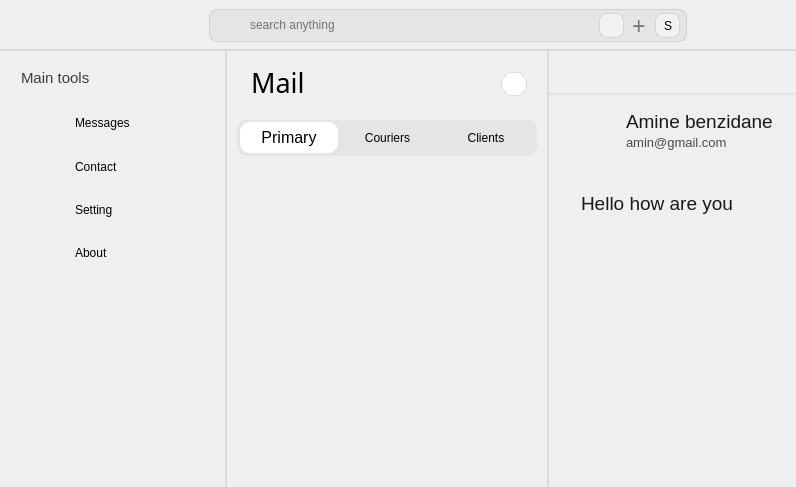
This is mainwindow.ui in benzidane027/EmailsApp as Qt 5 draws it before an edit. The edited form follows.
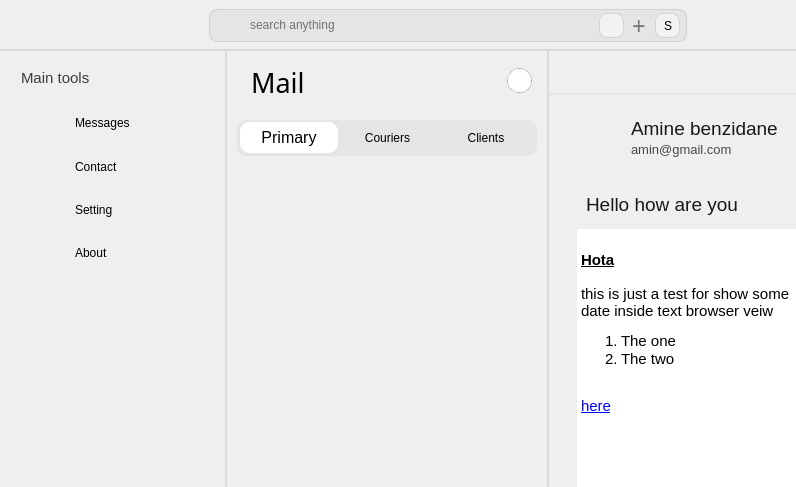
This is the edited form. Icons and pictures are not drawn.

Diff of the .ui file:
```diff
--- a/mainwindow.ui
+++ b/mainwindow.ui
@@ -1122,29 +1122,32 @@
                               </item>
                               <item>
                                <widget class="QWidget" name="widget_29" native="true">
-                                <widget class="QToolButton" name="toolButton">
+                                <widget class="QLabel" name="label_36">
                                  <property name="geometry">
                                   <rect>
-                                   <x>114</x>
-                                   <y>16</y>
-                                   <width>26</width>
-                                   <height>24</height>
+                                   <x>120</x>
+                                   <y>12</y>
+                                   <width>25</width>
+                                   <height>25</height>
                                   </rect>
                                  </property>
+                                 <property name="minimumSize">
+                                  <size>
+                                   <width>25</width>
+                                   <height>25</height>
+                                  </size>
+                                 </property>
+                                 <property name="maximumSize">
+                                  <size>
+                                   <width>25</width>
+                                   <height>25</height>
+                                  </size>
+                                 </property>
                                  <property name="styleSheet">
-                                  <string notr="true">#toolButton {
-  padding: 1px 1px;
-  border: 1px solid rgba(0,0,0,0.1);
-  border-radius: 12px;
-  text-align: center;
-  text-decoration: none;
-  background-color: white; /* Blue color */
-  color: #000; /* White text color */
-}
-
-#toolButton:hover {
-  background-color: #0056b3; /* Darker blue on hover */
-}
+                                  <string notr="true">background-color:white;
+border:0.5px solid rgba(0,0,0,0.2);
+border-radius: 12px;
+padding:2px;
 </string>
                                  </property>
                                  <property name="text">
@@ -1154,14 +1157,8 @@
                                   <iconset theme="format-justify-center">
                                    <normaloff>.</normaloff>.</iconset>
                                  </property>
-                                 <property name="iconSize">
-                                  <size>
-                                   <width>15</width>
-                                   <height>15</height>
-                                  </size>
-                                 </property>
-                                 <property name="checkable">
-                                  <bool>false</bool>
+                                 <property name="scaledContents">
+                                  <bool>true</bool>
                                  </property>
                                 </widget>
                                </widget>
@@ -1647,13 +1644,13 @@
                                 <widget class="QWidget" name="widget_51" native="true">
                                  <property name="minimumSize">
                                   <size>
-                                   <width>25</width>
+                                   <width>30</width>
                                    <height>0</height>
                                   </size>
                                  </property>
                                  <property name="maximumSize">
                                   <size>
-                                   <width>25</width>
+                                   <width>30</width>
                                    <height>16777215</height>
                                   </size>
                                  </property>
@@ -1669,7 +1666,7 @@
                                    <number>0</number>
                                   </property>
                                   <property name="topMargin">
-                                   <number>0</number>
+                                   <number>7</number>
                                   </property>
                                   <property name="rightMargin">
                                    <number>0</number>
@@ -1952,7 +1949,53 @@
                                       </widget>
                                      </item>
                                      <item>
-                                      <widget class="QWidget" name="widget_62" native="true"/>
+                                      <widget class="QWidget" name="widget_62" native="true">
+                                       <layout class="QHBoxLayout" name="horizontalLayout_52">
+                                        <property name="spacing">
+                                         <number>0</number>
+                                        </property>
+                                        <property name="leftMargin">
+                                         <number>0</number>
+                                        </property>
+                                        <property name="topMargin">
+                                         <number>0</number>
+                                        </property>
+                                        <property name="rightMargin">
+                                         <number>0</number>
+                                        </property>
+                                        <property name="bottomMargin">
+                                         <number>0</number>
+                                        </property>
+                                        <item>
+                                         <widget class="QTextBrowser" name="textBrowser">
+                                          <property name="html">
+                                           <string>&lt;!DOCTYPE HTML PUBLIC &quot;-//W3C//DTD HTML 4.0//EN&quot; &quot;http://www.w3.org/TR/REC-html40/strict.dtd&quot;&gt;
+&lt;html&gt;&lt;head&gt;&lt;meta name=&quot;qrichtext&quot; content=&quot;1&quot; /&gt;&lt;meta charset=&quot;utf-8&quot; /&gt;&lt;style type=&quot;text/css&quot;&gt;
+p, li { white-space: pre-wrap; }
+hr { height: 1px; border-width: 0; }
+li.unchecked::marker { content: &quot;\2610&quot;; }
+li.checked::marker { content: &quot;\2612&quot;; }
+&lt;/style&gt;&lt;/head&gt;&lt;body style=&quot; font-family:'Ubuntu'; font-size:11pt; font-weight:400; font-style:normal;&quot;&gt;
+&lt;p style=&quot;-qt-paragraph-type:empty; margin-top:0px; margin-bottom:0px; margin-left:0px; margin-right:0px; -qt-block-indent:0; text-indent:0px;&quot;&gt;&lt;br /&gt;&lt;/p&gt;
+&lt;p style=&quot; margin-top:0px; margin-bottom:0px; margin-left:0px; margin-right:0px; -qt-block-indent:0; text-indent:0px;&quot;&gt;&lt;span style=&quot; font-weight:700; text-decoration: underline;&quot;&gt;Hota&lt;/span&gt;&lt;br /&gt;&lt;br /&gt;this is just a test for show some date inside text browser veiw&lt;/p&gt;
+&lt;ol style=&quot;margin-top: 0px; margin-bottom: 0px; margin-left: 0px; margin-right: 0px; -qt-list-indent: 1;&quot;&gt;
+&lt;li style=&quot; margin-top:12px; margin-bottom:0px; margin-left:0px; margin-right:0px; -qt-block-indent:0; text-indent:0px;&quot;&gt;The one&lt;/li&gt;
+&lt;li style=&quot; margin-top:0px; margin-bottom:12px; margin-left:0px; margin-right:0px; -qt-block-indent:0; text-indent:0px;&quot;&gt;The two&lt;/li&gt;&lt;/ol&gt;
+&lt;p style=&quot; margin-top:0px; margin-bottom:0px; margin-left:0px; margin-right:0px; -qt-block-indent:0; text-indent:0px;&quot;&gt;&lt;br /&gt;&lt;a href=&quot;www.google.com&quot;&gt;&lt;span style=&quot; text-decoration: underline; color:#0000ff;&quot;&gt;here&lt;/span&gt;&lt;/a&gt;&lt;/p&gt;&lt;/body&gt;&lt;/html&gt;</string>
+                                          </property>
+                                          <property name="placeholderText">
+                                           <string/>
+                                          </property>
+                                          <property name="openExternalLinks">
+                                           <bool>false</bool>
+                                          </property>
+                                          <property name="openLinks">
+                                           <bool>false</bool>
+                                          </property>
+                                         </widget>
+                                        </item>
+                                       </layout>
+                                      </widget>
                                      </item>
                                     </layout>
                                    </widget>
```
Left out of the diff: 5 changed lines with no effect on the pictures.
